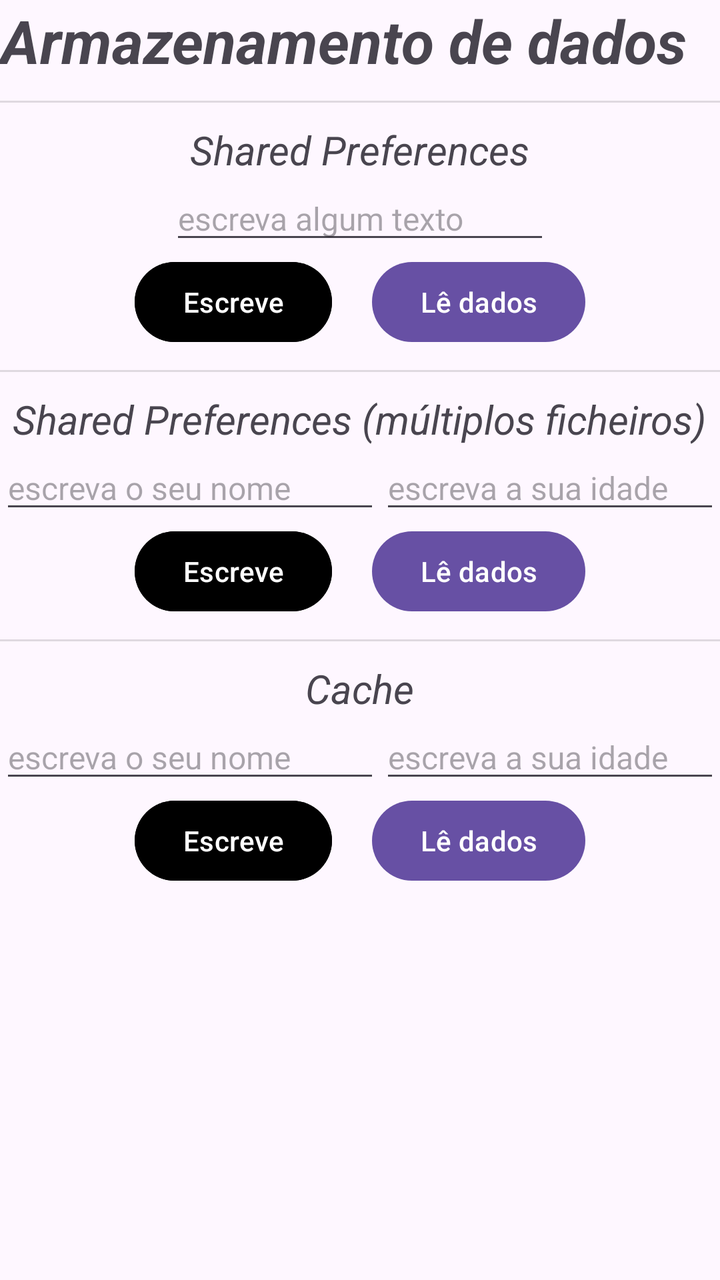
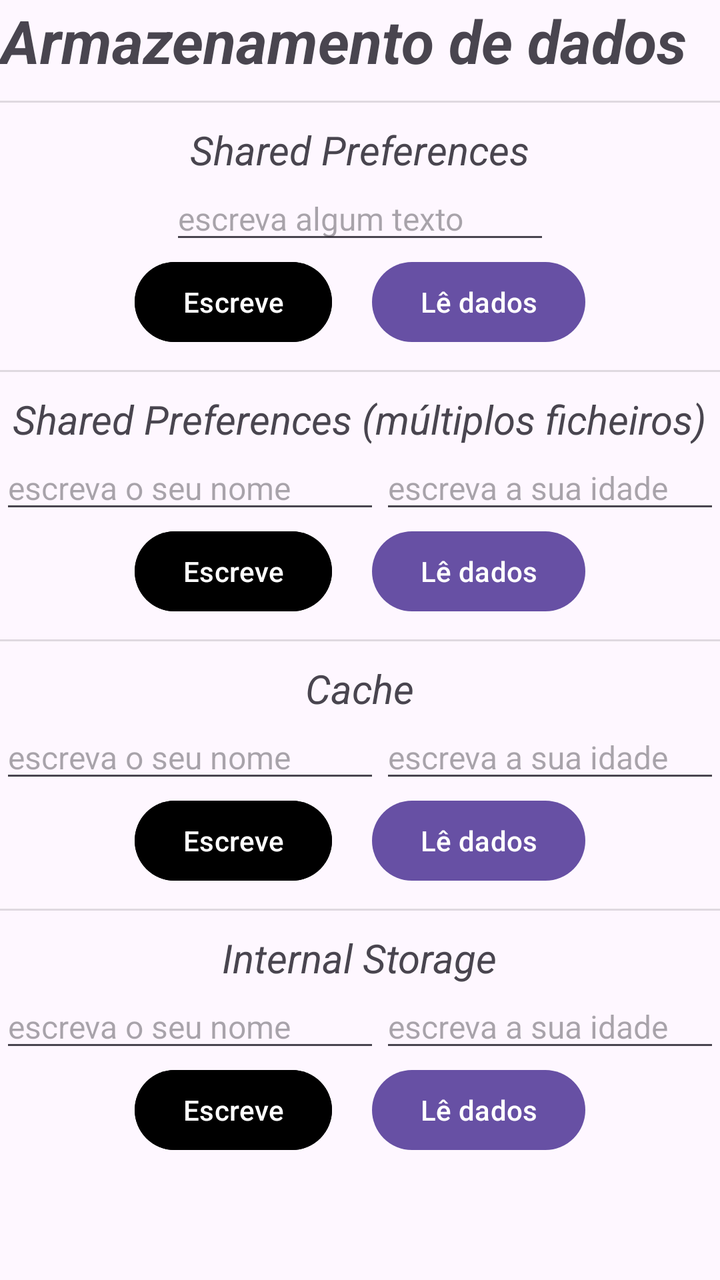

Screens rendered from an Android XML layout before and after an edit, with the pre-edit source and the edit as a unified diff.
<!-- AndroidManifest.xml: application theme Theme.DataStorage -->
<!-- res/layout/activity_main.xml -->
<?xml version="1.0" encoding="utf-8"?>
<LinearLayout xmlns:android="http://schemas.android.com/apk/res/android"
    xmlns:tools="http://schemas.android.com/tools"
    android:id="@+id/main"
    android:layout_width="match_parent"
    android:layout_height="match_parent"
    android:orientation="vertical"
    tools:context=".MainActivity">

    <TextView
        android:layout_width="wrap_content"
        android:layout_height="wrap_content"
        android:gravity="center"
        android:text="@string/label_cabecalho"
        android:textSize="30sp"
        android:textStyle="bold|italic" />

    
    <LinearLayout style="@style/contentor_geral">

        <View style="@style/linha_separacao" />

        <TextView
            style="@style/titulo_seccao"
            android:text="@string/shared_preferences" />

        <EditText
            android:id="@+id/editText1"
            style="@style/editText"
            android:hint="@string/sharedPrefencesEditText"
            android:text="" />

        <LinearLayout style="@style/contentor_horizontal">

            <Button
                android:id="@+id/btWrite1"
                style="@style/buttonWrite"
                android:text="@string/btWrite" />

            <Button
                android:id="@+id/btRead1"
                style="@style/buttonRead"
                android:text="@string/btRead" />

        </LinearLayout>

    </LinearLayout>

    
    <LinearLayout style="@style/contentor_geral">

        <View style="@style/linha_separacao" />

        <TextView
            style="@style/titulo_seccao"
            android:text="@string/shared_preferencesMultiFich" />

        <LinearLayout style="@style/contentor_horizontal">

            <EditText
                android:id="@+id/editText2a"
                style="@style/editText"
                android:hint="@string/sharedPreferencesNome"
                android:inputType="text"
                android:text="" />

            <EditText
                android:id="@+id/editText2b"
                style="@style/editText"
                android:hint="@string/sharedPreferencesIdade"
                android:inputType="number"
                android:text="" />
        </LinearLayout>

        <LinearLayout style="@style/contentor_horizontal">

            <Button
                android:id="@+id/btWrite2"
                style="@style/buttonWrite"
                android:text="@string/btWrite" />

            <Button
                android:id="@+id/btRead2"
                style="@style/buttonRead"
                android:text="@string/btRead" />

        </LinearLayout>

    </LinearLayout>

    
    <LinearLayout style="@style/contentor_geral">

        <View style="@style/linha_separacao" />

        <TextView
            style="@style/titulo_seccao"
            android:text="@string/Cache" />

        <LinearLayout style="@style/contentor_horizontal">

            <EditText
                android:id="@+id/editText3a"
                style="@style/editText"
                android:hint="@string/sharedPreferencesNome"
                android:inputType="text"
                android:text="" />

            <EditText
                android:id="@+id/editText3b"
                style="@style/editText"
                android:hint="@string/sharedPreferencesIdade"
                android:inputType="number"
                android:text="" />
        </LinearLayout>

        <LinearLayout style="@style/contentor_horizontal">

            <Button
                android:id="@+id/btWrite3"
                style="@style/buttonWrite"
                android:text="@string/btWrite" />

            <Button
                android:id="@+id/btRead3"
                style="@style/buttonRead"
                android:text="@string/btRead" />

        </LinearLayout>

    </LinearLayout>

</LinearLayout>
<!-- resources referenced by this layout -->
<resources>
  <string name="Cache">Cache</string>
  <string name="btRead">Lê dados</string>
  <string name="btWrite">Escreve</string>
  <string name="label_cabecalho">Armazenamento de dados</string>
  <string name="sharedPrefencesEditText">escreva algum texto</string>
  <string name="sharedPreferencesIdade">escreva a sua idade</string>
  <string name="sharedPreferencesNome">escreva o seu nome</string>
  <string name="shared_preferences">Shared Preferences</string>
  <string name="shared_preferencesMultiFich">Shared Preferences (múltiplos ficheiros)</string>
  <style name="buttonRead">
          <item name="android:layout_width">wrap_content</item>
          <item name="android:layout_height">wrap_content</item>
          <item name="android:layout_marginStart">10dp</item>
      </style>
  <style name="buttonWrite">
          <item name="android:layout_width">wrap_content</item>
          <item name="android:layout_height">wrap_content</item>
          <item name="android:backgroundTint">@color/black</item>
          <item name="android:layout_marginEnd">10dp</item>
      </style>
  <style name="contentor_geral">
          <item name="android:layout_width">match_parent</item>
          <item name="android:layout_height">wrap_content</item>
          <item name="android:orientation">vertical</item>
      </style>
  <style name="contentor_horizontal">
          <item name="android:layout_width">wrap_content</item>
          <item name="android:layout_height">wrap_content</item>
          <item name="android:layout_gravity">center</item>
          <item name="android:orientation">horizontal</item>
      </style>
  <style name="editText">
          <item name="android:layout_width">wrap_content</item>
          <item name="android:layout_height">wrap_content</item>
          <item name="android:layout_gravity">center</item>
          <item name="android:ems">10</item>
          <item name="android:textSize">16sp</item>
      </style>
  <style name="linha_separacao">
          <item name="android:layout_width">match_parent</item>
          <item name="android:layout_height">1dp</item>
          <item name="android:layout_marginTop">10dp</item>
          <item name="android:background">?android:attr/listDivider</item>
      </style>
  <style name="titulo_seccao">
          <item name="android:layout_width">wrap_content</item>
          <item name="android:layout_height">wrap_content</item>
          <item name="android:layout_gravity">center</item>
          <item name="android:textStyle">italic</item>
          <item name="android:textSize">20sp</item>
          <item name="android:layout_marginTop">10dp</item>
      </style>
  <style name="Theme.DataStorage" parent="Base.Theme.DataStorage" />
  <color name="black">#FF000000</color>
  <style name="Base.Theme.DataStorage" parent="Theme.Material3.DayNight.NoActionBar">
          
          
      </style>
</resources>

<!-- the commit's change to res/layout/activity_main.xml (unified diff, before → after) -->
@@ -130,4 +130,46 @@
 
     </LinearLayout>
 
+    
+    <LinearLayout style="@style/contentor_geral">
+
+        <View style="@style/linha_separacao" />
+
+        <TextView
+            style="@style/titulo_seccao"
+            android:text="@string/internal_storage" />
+
+        <LinearLayout style="@style/contentor_horizontal">
+
+            <EditText
+                android:id="@+id/editText4a"
+                style="@style/editText"
+                android:hint="@string/sharedPreferencesNome"
+                android:inputType="text"
+                android:text="" />
+
+            <EditText
+                android:id="@+id/editText4b"
+                style="@style/editText"
+                android:hint="@string/sharedPreferencesIdade"
+                android:inputType="number"
+                android:text="" />
+        </LinearLayout>
+
+        <LinearLayout style="@style/contentor_horizontal">
+
+            <Button
+                android:id="@+id/btWrite4"
+                style="@style/buttonWrite"
+                android:text="@string/btWrite" />
+
+            <Button
+                android:id="@+id/btRead4"
+                style="@style/buttonRead"
+                android:text="@string/btRead" />
+
+        </LinearLayout>
+
+    </LinearLayout>
+
 </LinearLayout>
<!-- resource entries referenced after the edit -->
@@ -3,6 +3,7 @@
   <string name="Cache">Cache</string>
   <string name="btRead">Lê dados</string>
   <string name="btWrite">Escreve</string>
+  <string name="internal_storage">Internal Storage</string>
   <string name="label_cabecalho">Armazenamento de dados</string>
   <string name="sharedPrefencesEditText">escreva algum texto</string>
   <string name="sharedPreferencesIdade">escreva a sua idade</string>
